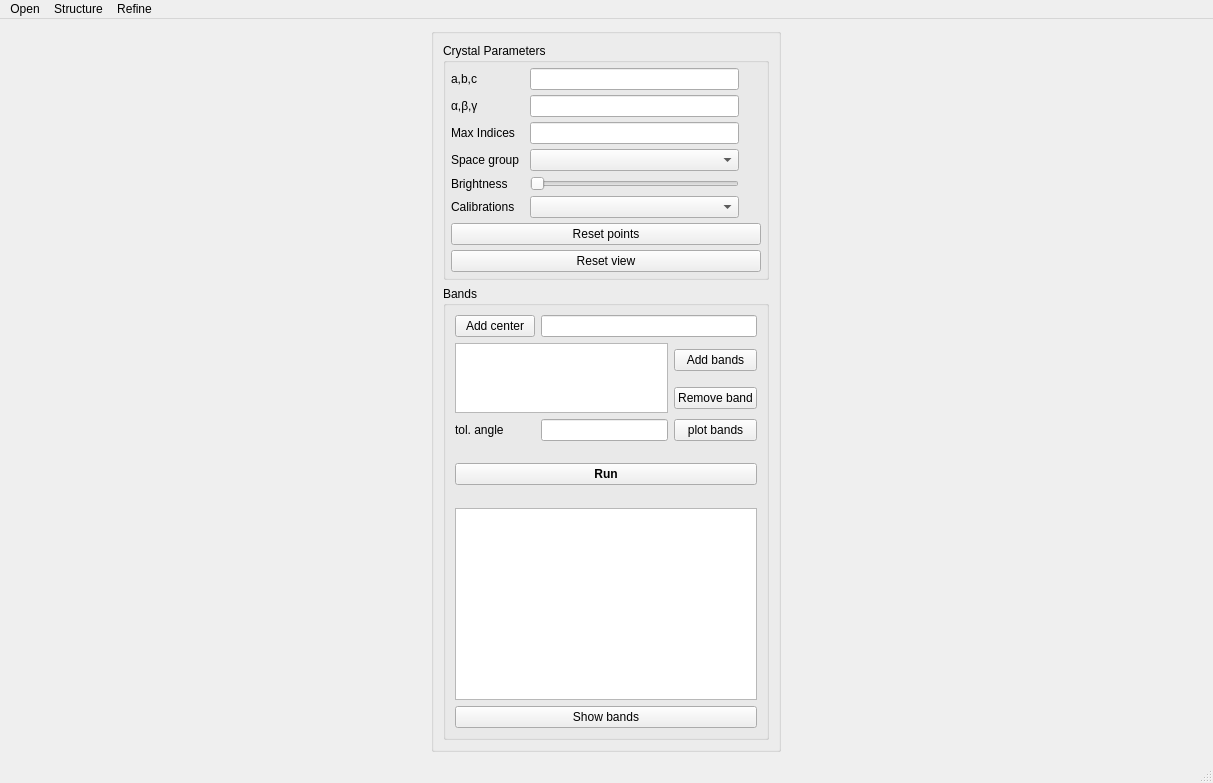
First picture: the form in pycotem/kikuchi/kikuchiUI.ui, repository mompiou/pycotem, before the edit.
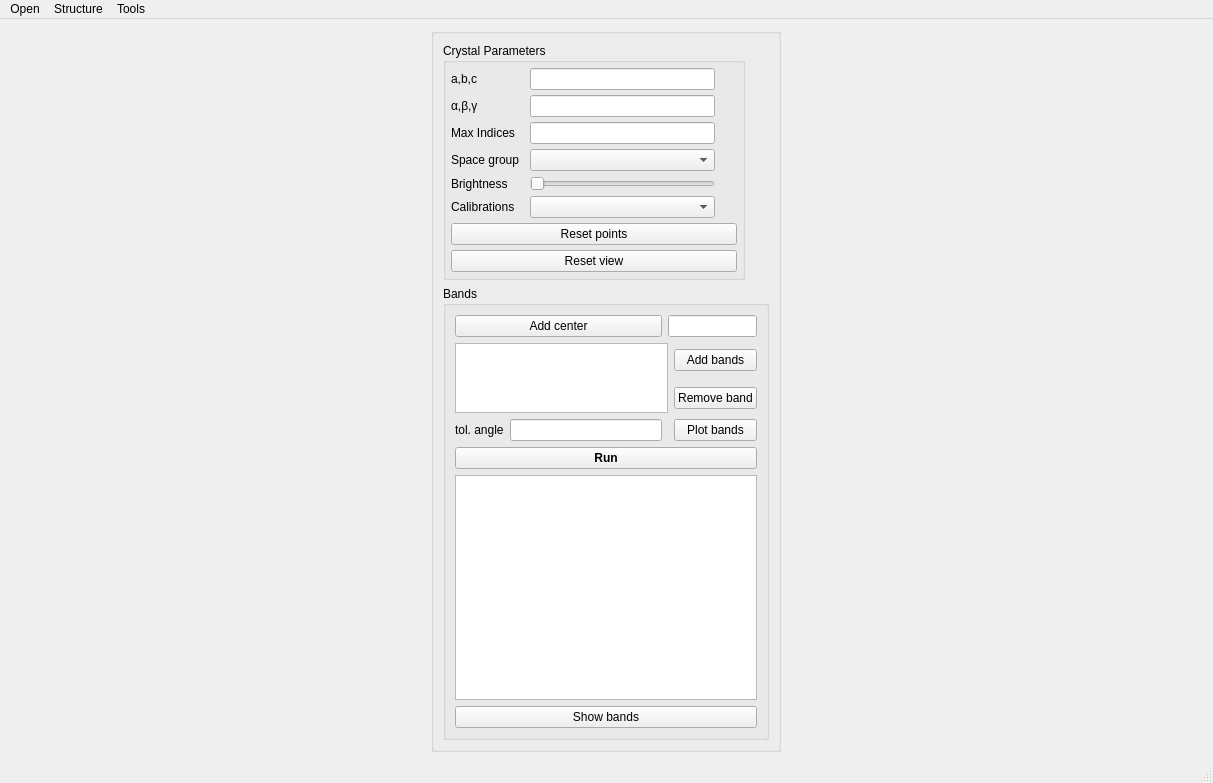
Second picture: the form after the edit.

Commit message: diffraction: add automatic orientation determination, kikuchi: add tilt condition to get the correct euler angles at zero tilt

```diff
--- a/pycotem/kikuchi/kikuchiUI.ui
+++ b/pycotem/kikuchi/kikuchiUI.ui
@@ -27,7 +27,7 @@
        <string/>
       </property>
       <layout class="QGridLayout" name="gridLayout">
-       <item row="1" column="0" rowspan="2" colspan="5">
+       <item row="2" column="0" rowspan="2" colspan="5">
         <widget class="QGroupBox" name="groupBox_9">
          <property name="maximumSize">
           <size>
@@ -68,19 +68,6 @@
             </property>
            </widget>
           </item>
-          <item row="10" column="0" rowspan="2" colspan="4">
-           <widget class="QPushButton" name="Button_run">
-            <property name="font">
-             <font>
-              <weight>75</weight>
-              <bold>true</bold>
-             </font>
-            </property>
-            <property name="text">
-             <string>Run</string>
-            </property>
-           </widget>
-          </item>
           <item row="3" column="3">
            <widget class="QPushButton" name="Button_remove_band">
             <property name="text">
@@ -88,23 +75,13 @@
             </property>
            </widget>
           </item>
-          <item row="4" column="2">
-           <widget class="QLineEdit" name="tol_entry"/>
-          </item>
           <item row="13" column="0" rowspan="2" colspan="4">
            <widget class="QListWidget" name="ListBox_theo"/>
           </item>
           <item row="4" column="3">
            <widget class="QPushButton" name="plot_bands_button">
             <property name="text">
-             <string>plot bands</string>
-            </property>
-           </widget>
-          </item>
-          <item row="15" column="0" colspan="4">
-           <widget class="QPushButton" name="Button_orientation">
-            <property name="text">
-             <string>Show bands</string>
+             <string>Plot bands</string>
             </property>
            </widget>
           </item>
@@ -118,17 +95,40 @@
           <item row="0" column="2" colspan="2">
            <widget class="QLineEdit" name="centerLine"/>
           </item>
-          <item row="4" column="0" colspan="2">
+          <item row="4" column="0">
            <widget class="QLabel" name="label">
             <property name="text">
              <string>tol. angle</string>
             </property>
            </widget>
           </item>
+          <item row="4" column="1">
+           <widget class="QLineEdit" name="tol_entry"/>
+          </item>
+          <item row="12" column="0" colspan="4">
+           <widget class="QPushButton" name="Button_run">
+            <property name="font">
+             <font>
+              <weight>75</weight>
+              <bold>true</bold>
+             </font>
+            </property>
+            <property name="text">
+             <string>Run</string>
+            </property>
+           </widget>
+          </item>
+          <item row="15" column="0" colspan="4">
+           <widget class="QPushButton" name="Button_orientation">
+            <property name="text">
+             <string>Show bands</string>
+            </property>
+           </widget>
+          </item>
          </layout>
         </widget>
        </item>
-       <item row="0" column="0" colspan="5">
+       <item row="1" column="0">
         <widget class="QGroupBox" name="groupBox">
          <property name="maximumSize">
           <size>
@@ -264,7 +264,7 @@
    </widget>
    <widget class="QMenu" name="menuRefine">
     <property name="title">
-     <string>Refine</string>
+     <string>Tools</string>
     </property>
     <addaction name="actionRefine_orientation"/>
    </widget>
```
Left out of the diff: 37 changed lines with no effect on the pictures. The commit also changes 11 other files.
